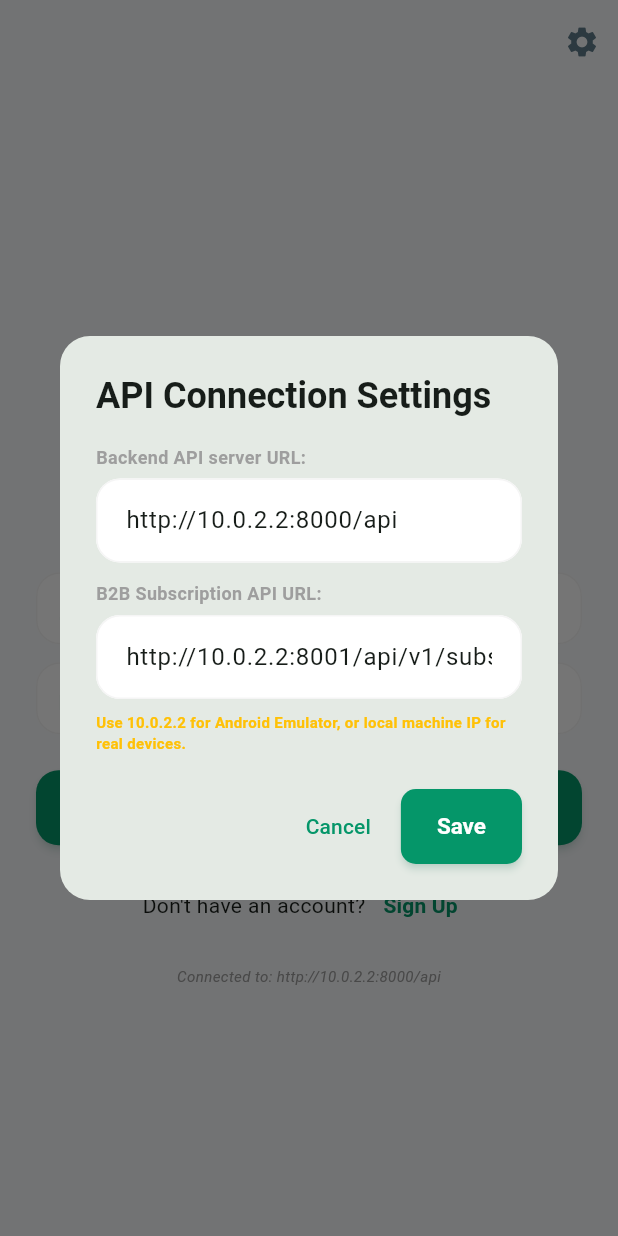
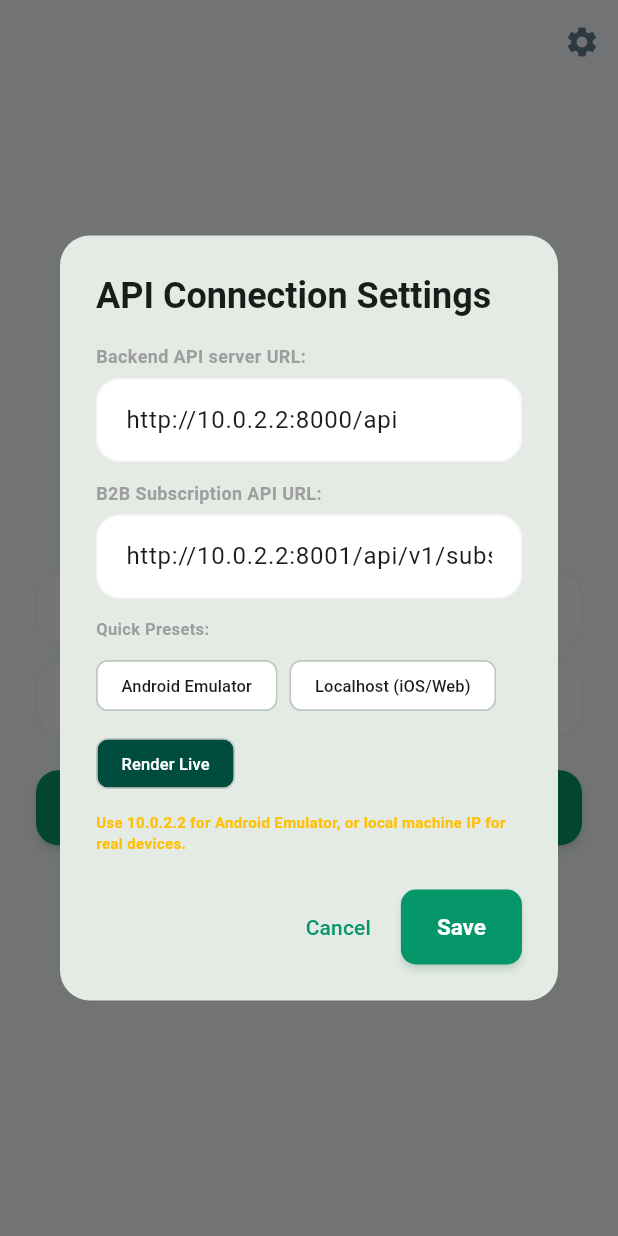
Before and after one commit to CodeClashers89/SIH_internal_26, a Flutter app: the screen it shows after launch, after a tap on the "settings" icon, on a phone screen of 412 x 824 dp. Run offline on Flutter 3.47's test engine with Material 3 defaults, Android fonts, the phone set to English and light mode, and no system bars; our stand-ins replace fl_chart, flutter_map, latlong2, shared_preferences.

Commit message:
settings done for running app online

```diff
--- a/kisan_connect_mobile/lib/screens/login_signup_screen.dart
+++ b/kisan_connect_mobile/lib/screens/login_signup_screen.dart
@@ -79,7 +79,8 @@ class _LoginSignupScreenState extends State<LoginSignupScreen> {
       builder: (ctx) => AlertDialog(
         shape: RoundedRectangleBorder(borderRadius: BorderRadius.circular(20)),
         title: const Text('API Connection Settings', style: TextStyle(fontWeight: FontWeight.bold)),
-        content: Column(
+        content: SingleChildScrollView(
+          child: Column(
             mainAxisSize: MainAxisSize.min,
             crossAxisAlignment: CrossAxisAlignment.start,
             children: [
@@ -108,12 +109,47 @@ class _LoginSignupScreenState extends State<LoginSignupScreen> {
                   hintText: 'http://10.0.2.2:8001/api/v1/subscription',
                 ),
               ),
+              const SizedBox(height: 12),
+              const Text(
+                'Quick Presets:',
+                style: TextStyle(fontSize: 11, color: Colors.grey, fontWeight: FontWeight.bold),
+              ),
+              const SizedBox(height: 6),
+              Wrap(
+                spacing: 8,
+                runSpacing: 4,
+                children: [
+                  ActionChip(
+                    label: const Text('Android Emulator', style: TextStyle(fontSize: 11)),
+                    onPressed: () {
+                      urlController.text = 'http://10.0.2.2:8000/api';
+                      subController.text = 'http://10.0.2.2:8001/api/v1/subscription';
+                    },
+                  ),
+                  ActionChip(
+                    label: const Text('Localhost (iOS/Web)', style: TextStyle(fontSize: 11)),
+                    onPressed: () {
+                      urlController.text = 'http://localhost:8000/api';
+                      subController.text = 'http://localhost:8001/api/v1/subscription';
+                    },
+                  ),
+                  ActionChip(
+                    backgroundColor: Colors.teal.shade900,
+                    label: const Text('Render Live', style: TextStyle(color: Colors.white, fontSize: 11)),
+                    onPressed: () {
+                      urlController.text = 'https://kishanconnect.onrender.com/api';
+                      subController.text = 'http://localhost:8001/api/v1/subscription';
+                    },
+                  ),
+                ],
+              ),
               const SizedBox(height: 8),
               const Text(
                 'Use 10.0.2.2 for Android Emulator, or local machine IP for real devices.',
                 style: TextStyle(fontSize: 10, color: Colors.amber, fontWeight: FontWeight.w600),
               ),
             ],
+          ),
         ),
         actions: [
           TextButton(
```
Lines whose indentation alone changed are shown as unchanged.
